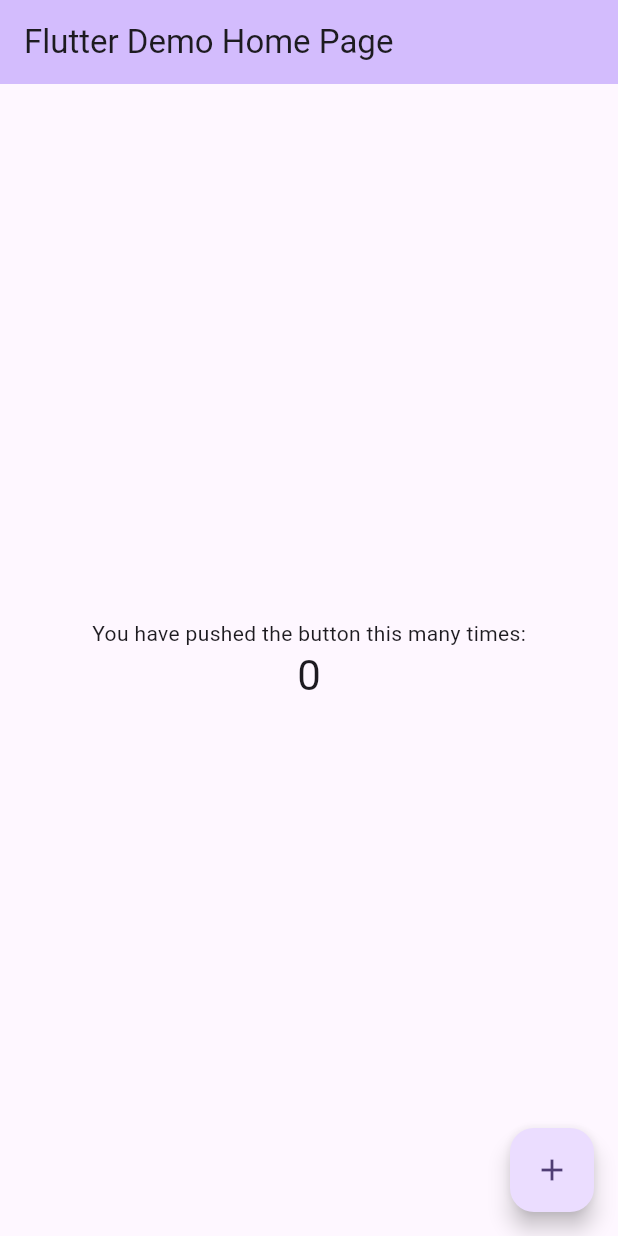
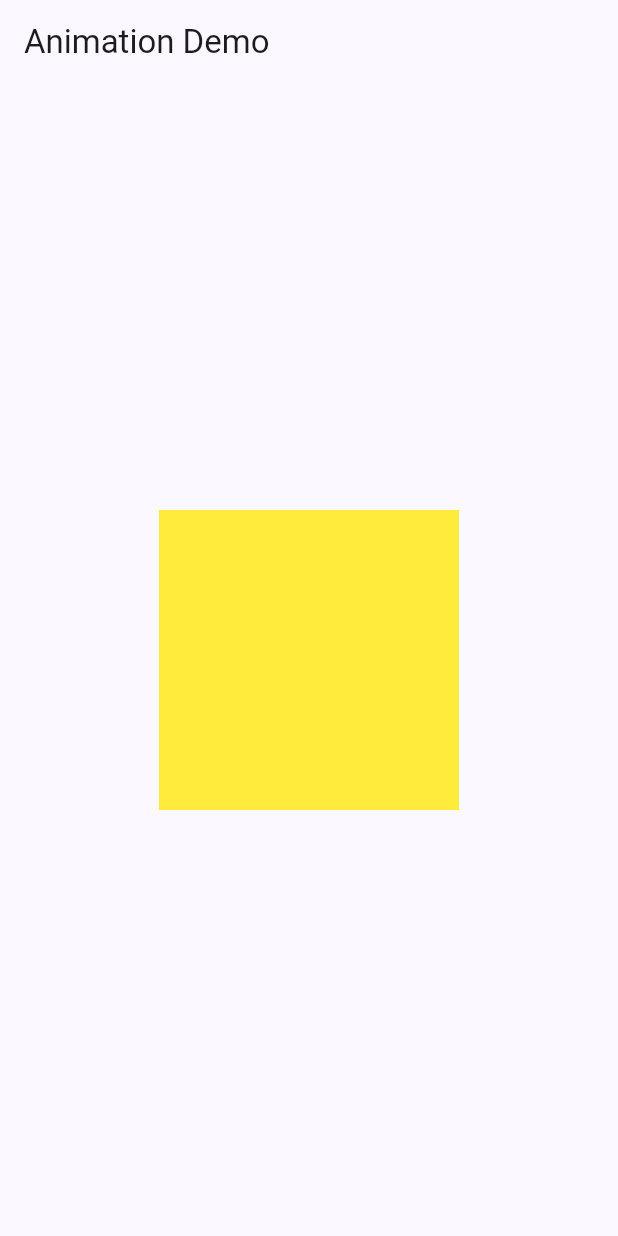
Before and after one commit to SamuelGadiel/animation_example, a Flutter app: the screen it shows after launch, on a phone screen of 412 x 824 dp. Run offline on Flutter 3.47's test engine with Material 2 defaults, Android fonts, the phone set to English and light mode, and no system bars.

Commit message:
animation example

```diff
--- a/lib/main.dart
+++ b/lib/main.dart
@@ -1,125 +1,62 @@
 import 'package:flutter/material.dart';
 
-void main() {
-  runApp(const MyApp());
-}
+void main() => runApp(const App());
 
-class MyApp extends StatelessWidget {
-  const MyApp({super.key});
+class App extends StatelessWidget {
+  const App({super.key});
 
-  // This widget is the root of your application.
   @override
   Widget build(BuildContext context) {
     return MaterialApp(
-      title: 'Flutter Demo',
       theme: ThemeData(
-        // This is the theme of your application.
-        //
-        // TRY THIS: Try running your application with "flutter run". You'll see
-        // the application has a blue toolbar. Then, without quitting the app,
-        // try changing the seedColor in the colorScheme below to Colors.green
-        // and then invoke "hot reload" (save your changes or press the "hot
-        // reload" button in a Flutter-supported IDE, or press "r" if you used
-        // the command line to start the app).
-        //
-        // Notice that the counter didn't reset back to zero; the application
-        // state is not lost during the reload. To reset the state, use hot
-        // restart instead.
-        //
-        // This works for code too, not just values: Most code changes can be
-        // tested with just a hot reload.
-        colorScheme: ColorScheme.fromSeed(seedColor: Colors.deepPurple),
+        colorScheme: ColorScheme.fromSeed(seedColor: Colors.indigo),
         useMaterial3: true,
       ),
-      home: const MyHomePage(title: 'Flutter Demo Home Page'),
+      home: const Home(),
     );
   }
 }
 
-class MyHomePage extends StatefulWidget {
-  const MyHomePage({super.key, required this.title});
-
-  // This widget is the home page of your application. It is stateful, meaning
-  // that it has a State object (defined below) that contains fields that affect
-  // how it looks.
-
-  // This class is the configuration for the state. It holds the values (in this
-  // case the title) provided by the parent (in this case the App widget) and
-  // used by the build method of the State. Fields in a Widget subclass are
-  // always marked "final".
-
-  final String title;
+class Home extends StatefulWidget {
+  const Home({super.key});
 
   @override
-  State<MyHomePage> createState() => _MyHomePageState();
+  State<Home> createState() => _HomeState();
 }
 
-class _MyHomePageState extends State<MyHomePage> {
-  int _counter = 0;
+class _HomeState extends State<Home> with SingleTickerProviderStateMixin {
+  late AnimationController controller;
+  late Animation colorAnimation;
+  late Animation sizeAnimation;
 
-  void _incrementCounter() {
-    setState(() {
-      // This call to setState tells the Flutter framework that something has
-      // changed in this State, which causes it to rerun the build method below
-      // so that the display can reflect the updated values. If we changed
-      // _counter without calling setState(), then the build method would not be
-      // called again, and so nothing would appear to happen.
-      _counter++;
+  @override
+  void initState() {
+    super.initState();
+
+    controller = AnimationController(vsync: this, duration: const Duration(seconds: 2));
+
+    colorAnimation = ColorTween(begin: Colors.blue, end: Colors.yellow).animate(controller);
+    sizeAnimation = Tween<double>(begin: 100.0, end: 200.0).animate(controller);
+
+    controller.forward();
+    controller.addListener(() {
+      setState(() {});
     });
   }
 
   @override
   Widget build(BuildContext context) {
-    // This method is rerun every time setState is called, for instance as done
-    // by the _incrementCounter method above.
-    //
-    // The Flutter framework has been optimized to make rerunning build methods
-    // fast, so that you can just rebuild anything that needs updating rather
-    // than having to individually change instances of widgets.
     return Scaffold(
       appBar: AppBar(
-        // TRY THIS: Try changing the color here to a specific color (to
-        // Colors.amber, perhaps?) and trigger a hot reload to see the AppBar
-        // change color while the other colors stay the same.
-        backgroundColor: Theme.of(context).colorScheme.inversePrimary,
-        // Here we take the value from the MyHomePage object that was created by
-        // the App.build method, and use it to set our appbar title.
-        title: Text(widget.title),
+        title: const Text("Animation Demo"),
       ),
       body: Center(
-        // Center is a layout widget. It takes a single child and positions it
-        // in the middle of the parent.
-        child: Column(
-          // Column is also a layout widget. It takes a list of children and
-          // arranges them vertically. By default, it sizes itself to fit its
-          // children horizontally, and tries to be as tall as its parent.
-          //
-          // Column has various properties to control how it sizes itself and
-          // how it positions its children. Here we use mainAxisAlignment to
-          // center the children vertically; the main axis here is the vertical
-          // axis because Columns are vertical (the cross axis would be
-          // horizontal).
-          //
-          // TRY THIS: Invoke "debug painting" (choose the "Toggle Debug Paint"
-          // action in the IDE, or press "p" in the console), to see the
-          // wireframe for each widget.
-          mainAxisAlignment: MainAxisAlignment.center,
-          children: <Widget>[
-            const Text(
-              'You have pushed the button this many times:',
-            ),
-            Text(
-              '$_counter',
-              style: Theme.of(context).textTheme.headlineMedium,
-            ),
-          ],
+        child: Container(
+          height: sizeAnimation.value,
+          width: sizeAnimation.value,
+          color: colorAnimation.value,
         ),
       ),
-      floatingActionButton: FloatingActionButton(
-        onPressed: _incrementCounter,
-        tooltip: 'Increment',
-        child: const Icon(Icons.add),
-      ), // This trailing comma makes auto-formatting nicer for build methods.
     );
   }
 }
```
